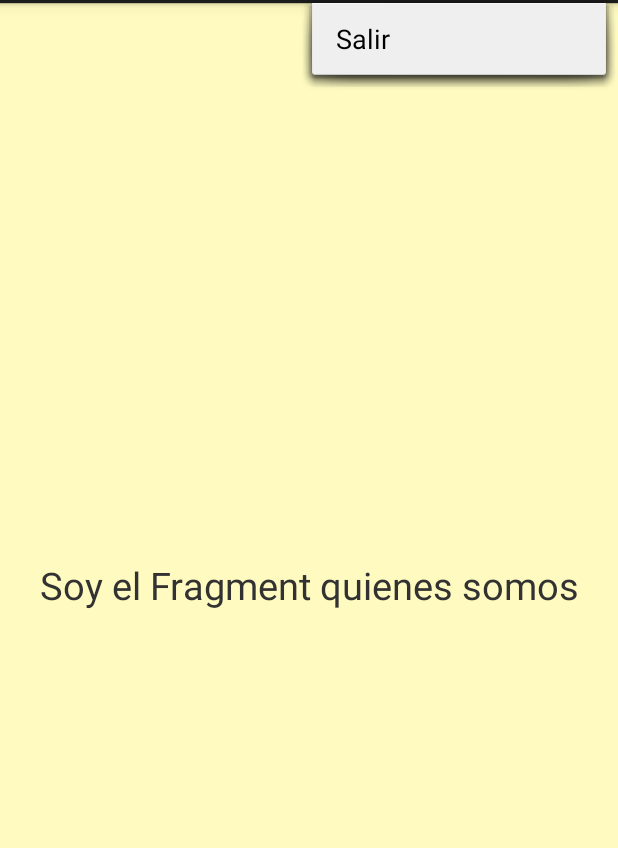
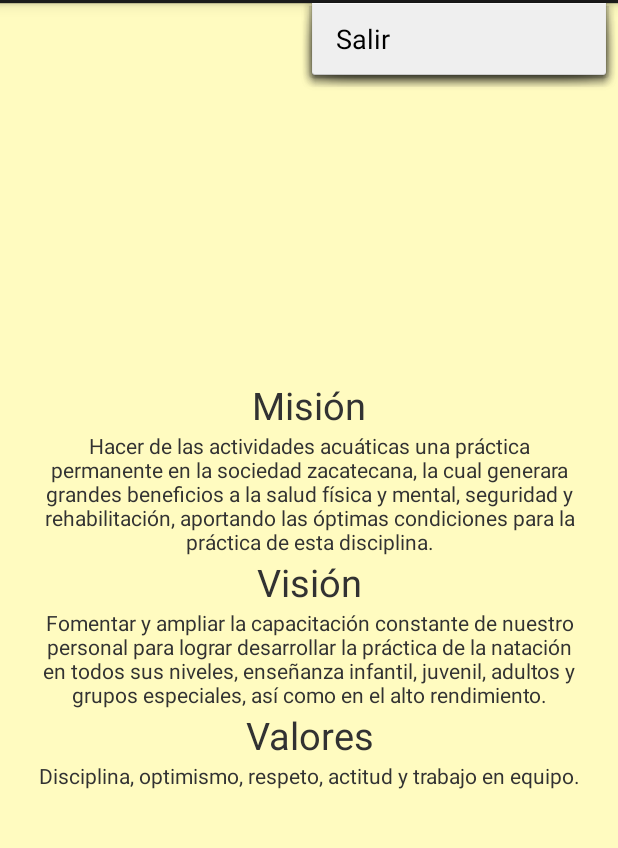
Before and after one commit to pdark007/Incufidez, an Android app: the screen it shows after launch (MyActivity), with the options menu open, on a phone screen of 412 x 824 dp, the part 69-917 px from its top. Run offline under Robolectric (Android 15) with nearby library versions, the phone set to English and light mode, and no system bars; 2 statements that could not run were skipped.

Commit message:
el Fragment quienes somos ahora tiene informacion

```diff
--- a/app/src/main/java/com/pdark007/incufidez/MyActivity.java
+++ b/app/src/main/java/com/pdark007/incufidez/MyActivity.java
@@ -88,9 +88,6 @@ public class MyActivity extends Activity
                 break;
             case 10:
                 mTitle = getString(R.string.title_section10);
-                break;
-            case 11:
-                mTitle = getString(R.string.title_section11);
                 break;
         }
         if (fragment != null) {
--- a/app/src/main/java/com/pdark007/incufidez/NavigationDrawerFragment.java
+++ b/app/src/main/java/com/pdark007/incufidez/NavigationDrawerFragment.java
@@ -112,7 +112,6 @@ public class NavigationDrawerFragment extends Fragment {
                         getString(R.string.title_section8),
                         getString(R.string.title_section9),
                         getString(R.string.title_section10),
-                        getString(R.string.title_section11),
                 }));
         mDrawerListView.setItemChecked(mCurrentSelectedPosition, true);
         return mDrawerListView;
--- a/app/src/main/res/layout/fragment_como_llegar.xml
+++ b/app/src/main/res/layout/fragment_como_llegar.xml
@@ -7,12 +7,20 @@
     android:paddingTop="@dimen/activity_vertical_margin"
     android:paddingBottom="@dimen/activity_vertical_margin"
     tools:context="com.pdark007.incufidez.ComoLlegarFragment"
-    android:background="#ff00ff">
+    android:background="#ff75f505">
+
+    <TextView
+        android:layout_width="match_parent"
+        android:layout_height="wrap_content"
+        android:text="@string/txtcomollegar"
+        />
 
     <com.google.android.gms.maps.MapView
         android:id="@+id/mi_mapa"
         android:layout_width="match_parent"
-        android:layout_height="match_parent" />
+        android:layout_height="400dp"
+        android:layout_gravity="bottom"
+        />
 
 
 </FrameLayout>
--- a/app/src/main/res/layout/fragment_quienes_somos.xml
+++ b/app/src/main/res/layout/fragment_quienes_somos.xml
@@ -2,18 +2,53 @@
     xmlns:tools="http://schemas.android.com/tools"
     android:layout_width="match_parent"
     android:layout_height="match_parent"
-    tools:context="com.pdark007.incufidez.QuienesSomosFragment"
     android:background="#fffffbc0"
+    android:gravity="center_vertical"
     android:orientation="vertical"
-    android:gravity="center_vertical">
+    android:paddingBottom="@dimen/activity_vertical_margin"
+    android:paddingLeft="@dimen/activity_horizontal_margin"
+    android:paddingRight="@dimen/activity_horizontal_margin"
+    android:paddingTop="@dimen/activity_vertical_margin"
+    tools:context="com.pdark007.incufidez.QuienesSomosFragment">
 
 
-        <TextView
-            android:layout_width="match_parent"
-            android:layout_height="wrap_content"
-            android:text="@string/txtquienessomos"
-            android:id="@+id/tvquienessomos"
-            android:textSize="25dp"
-            android:gravity="center" />
+    <TextView
+        android:layout_width="match_parent"
+        android:layout_height="wrap_content"
+        android:gravity="center"
+        android:text="@string/txtmisiontitulo"
+        android:textSize="25dp" />
+
+    <TextView
+        android:layout_width="match_parent"
+        android:layout_height="wrap_content"
+        android:gravity="center"
+        android:text="@string/txtmision" />
+
+    <TextView
+        android:layout_width="match_parent"
+        android:layout_height="wrap_content"
+        android:gravity="center"
+        android:text="@string/txtvisiontitulo"
+        android:textSize="25dp" />
+
+    <TextView
+        android:layout_width="match_parent"
+        android:layout_height="wrap_content"
+        android:gravity="center"
+        android:text="@string/txtvision" />
+
+    <TextView
+        android:layout_width="match_parent"
+        android:layout_height="wrap_content"
+        android:gravity="center"
+        android:text="@string/txtvalorestitulo"
+        android:textSize="25dp" />
+
+    <TextView
+        android:layout_width="match_parent"
+        android:layout_height="wrap_content"
+        android:gravity="center"
+        android:text="@string/txtvalores" />
 
 </LinearLayout>
--- a/app/src/main/res/values/strings.xml
+++ b/app/src/main/res/values/strings.xml
@@ -6,19 +6,23 @@
     <string name="title_section2">Información</string>
     <string name="title_section3">¿Cómo llegar?</string>
     <string name="title_section4">Disciplinas</string>
-    <string name="title_section5">Torneos/Encuentros</string>
-    <string name="title_section6">Clases/Cursos</string>
-    <string name="title_section7">Calendarios</string>
-    <string name="title_section8">Horarios</string>
-    <string name="title_section9">Reglamento</string>
-    <string name="title_section10">Requisitos</string>
-    <string name="title_section11">Cuotas</string>
+    <string name="title_section5">Eventos</string>
+    <string name="title_section6">Cursos</string>
+    <string name="title_section7">Horarios</string>
+    <string name="title_section8">Reglamento</string>
+    <string name="title_section9">Requisitos</string>
+    <string name="title_section10">Cuotas</string>
     <string name="navigation_drawer_open">Open navigation drawer</string>
     <string name="navigation_drawer_close">Close navigation drawer</string>
     <string name="action_example">Acción De Ejemplo</string>
     <string name="action_settings">Salir</string>
-    <string name="txtquienessomos">Soy el Fragment quienes somos</string>
-    <string name="txtcomollegar">no se como llegar</string>
+    <string name="txtmisiontitulo">Misión</string>
+    <string name="txtvisiontitulo">Visión</string>
+    <string name="txtvalorestitulo">Valores</string>
+    <string name="txtmision">Hacer de las actividades acuáticas una práctica permanente en la sociedad zacatecana, la cual generara  grandes beneficios a la salud física y mental, seguridad y rehabilitación, aportando las óptimas condiciones para la práctica de esta disciplina.</string>
+    <string name="txtvision">Fomentar y ampliar la capacitación constante de nuestro personal para lograr desarrollar la práctica de la natación en todos sus niveles, enseñanza infantil, juvenil, adultos y grupos especiales, así como en el alto rendimiento.</string>
+    <string name="txtvalores">Disciplina, optimismo, respeto, actitud y trabajo en equipo.</string>
+    <string name="txtcomollegar">No sé como llegar</string>
     <string name="txtfaltainformacion">Falta Información</string>
 
 </resources>
```
